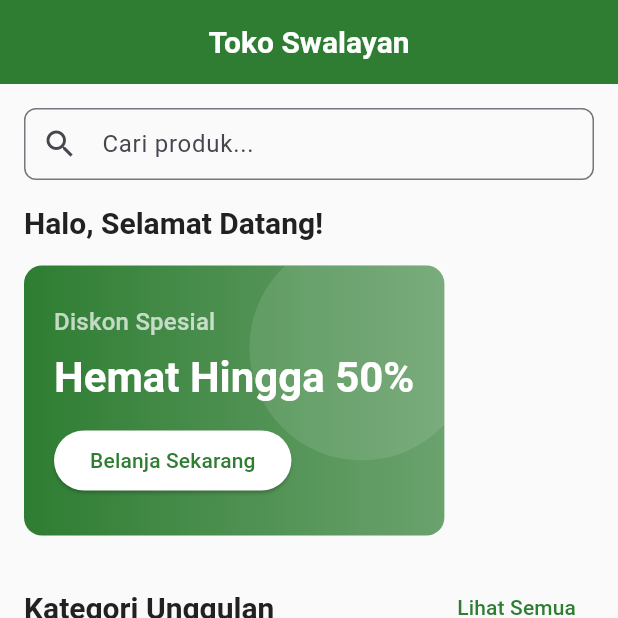
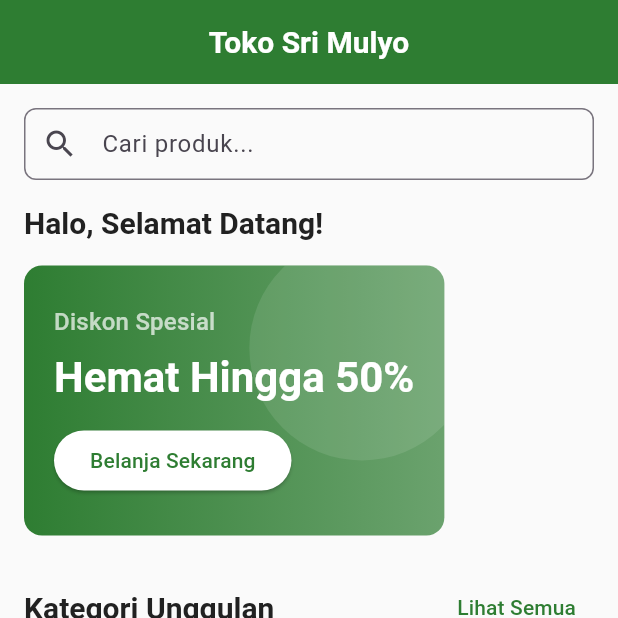
Before and after one commit to IzazTsany14/toko_swalayan, a Flutter app: the screen it shows after launch, on a phone screen of 412 x 824 dp, the top half of it. Run offline on Flutter 3.47's test engine with Material 3 defaults, Android fonts, the phone set to English and light mode, and no system bars; drawn by our look-alikes of cached_network_image, flutter_rating_bar; our stand-ins replace hive, hive_flutter; accounts and stored records are empty; network calls fail.

Commit message:
Update home_screen.dart

```diff
--- a/lib/screens/home_screen.dart
+++ b/lib/screens/home_screen.dart
@@ -32,7 +32,7 @@ class _HomeScreenState extends State<HomeScreen> {
   Widget build(BuildContext context) {
     return Scaffold(
       appBar: AppBar(
-        title: const Text('Toko Swalayan'),
+        title: const Text('Toko Sri Mulyo'),
         centerTitle: true,
         elevation: 0,
       ),
```
